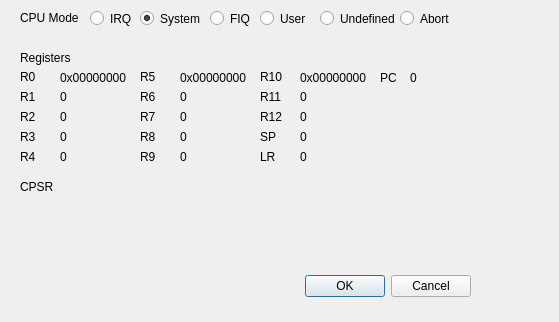
Before: the Qt Designer form src/Platform/DisassemblerWindow.ui in Subv/shiny-ninja, drawn with Qt 5.
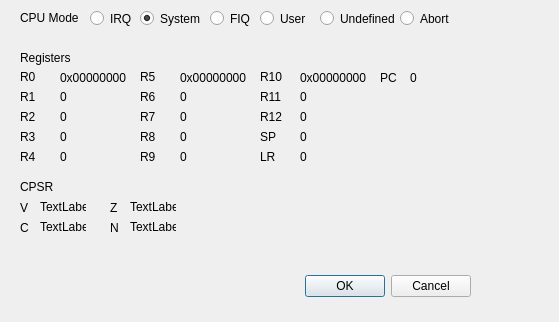
After: the same form once the commit is applied.

What changed in the file:
```diff
--- a/src/Platform/DisassemblerWindow.ui
+++ b/src/Platform/DisassemblerWindow.ui
@@ -565,6 +565,110 @@
     <string>CPSR</string>
    </property>
   </widget>
+  <widget class="QLabel" name="label_20">
+   <property name="geometry">
+    <rect>
+     <x>20</x>
+     <y>200</y>
+     <width>16</width>
+     <height>16</height>
+    </rect>
+   </property>
+   <property name="text">
+    <string>V</string>
+   </property>
+  </widget>
+  <widget class="QLabel" name="V">
+   <property name="geometry">
+    <rect>
+     <x>40</x>
+     <y>200</y>
+     <width>46</width>
+     <height>13</height>
+    </rect>
+   </property>
+   <property name="text">
+    <string>TextLabel</string>
+   </property>
+  </widget>
+  <widget class="QLabel" name="label_22">
+   <property name="geometry">
+    <rect>
+     <x>20</x>
+     <y>220</y>
+     <width>16</width>
+     <height>16</height>
+    </rect>
+   </property>
+   <property name="text">
+    <string>C</string>
+   </property>
+  </widget>
+  <widget class="QLabel" name="C">
+   <property name="geometry">
+    <rect>
+     <x>40</x>
+     <y>220</y>
+     <width>46</width>
+     <height>13</height>
+    </rect>
+   </property>
+   <property name="text">
+    <string>TextLabel</string>
+   </property>
+  </widget>
+  <widget class="QLabel" name="label_24">
+   <property name="geometry">
+    <rect>
+     <x>110</x>
+     <y>200</y>
+     <width>16</width>
+     <height>16</height>
+    </rect>
+   </property>
+   <property name="text">
+    <string>Z</string>
+   </property>
+  </widget>
+  <widget class="QLabel" name="Z">
+   <property name="geometry">
+    <rect>
+     <x>130</x>
+     <y>200</y>
+     <width>46</width>
+     <height>13</height>
+    </rect>
+   </property>
+   <property name="text">
+    <string>TextLabel</string>
+   </property>
+  </widget>
+  <widget class="QLabel" name="label_26">
+   <property name="geometry">
+    <rect>
+     <x>110</x>
+     <y>220</y>
+     <width>16</width>
+     <height>16</height>
+    </rect>
+   </property>
+   <property name="text">
+    <string>N</string>
+   </property>
+  </widget>
+  <widget class="QLabel" name="N">
+   <property name="geometry">
+    <rect>
+     <x>130</x>
+     <y>220</y>
+     <width>46</width>
+     <height>13</height>
+    </rect>
+   </property>
+   <property name="text">
+    <string>TextLabel</string>
+   </property>
+  </widget>
  </widget>
  <resources/>
  <connections>
```
